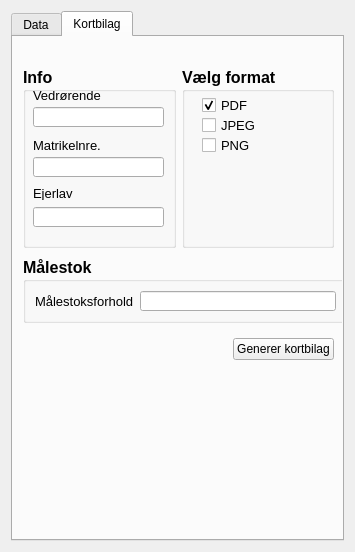
danielarnason/TinglysningGml, file tinglysning_gml_dialog_base.ui: the form before one commit.
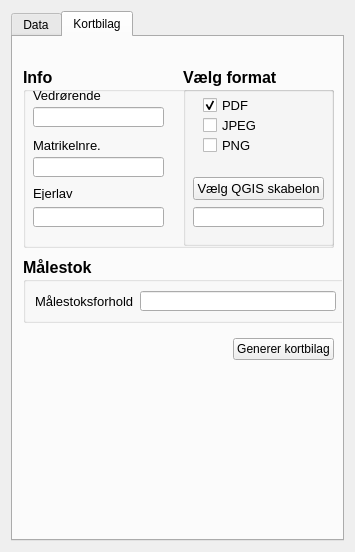
The form after the commit. The open tabs and pages were chosen to show the change.

Commit message: Knap til at vælge QPT fil tilføjet

The edit to the form file:
```diff
--- a/tinglysning_gml_dialog_base.ui
+++ b/tinglysning_gml_dialog_base.ui
@@ -492,10 +492,15 @@
             </rect>
            </property>
           </widget>
-         </widget>
-        </item>
-        <item>
          <widget class="QGroupBox" name="groupBox_2">
+           <property name="geometry">
+            <rect>
+             <x>160</x>
+             <y>0</y>
+             <width>151</width>
+             <height>179</height>
+            </rect>
+           </property>
           <property name="font">
            <font>
             <pointsize>12</pointsize>
@@ -568,6 +573,37 @@
            <property name="checked">
             <bool>true</bool>
            </property>
+           </widget>
+           <widget class="QPushButton" name="pushButton_6">
+            <property name="geometry">
+             <rect>
+              <x>10</x>
+              <y>110</y>
+              <width>131</width>
+              <height>23</height>
+             </rect>
+            </property>
+            <property name="font">
+             <font>
+              <pointsize>10</pointsize>
+              <weight>50</weight>
+              <bold>false</bold>
+             </font>
+            </property>
+            <property name="text">
+             <string>Vælg QGIS skabelon</string>
+            </property>
+           </widget>
+           <widget class="QLineEdit" name="lineEdit_9">
+            <property name="geometry">
+             <rect>
+              <x>10</x>
+              <y>140</y>
+              <width>131</width>
+              <height>20</height>
+             </rect>
+            </property>
+           </widget>
           </widget>
          </widget>
         </item>
```
Left out of the diff: 2 changed lines with no effect on the pictures. Lines whose indentation alone changed are shown as unchanged.
